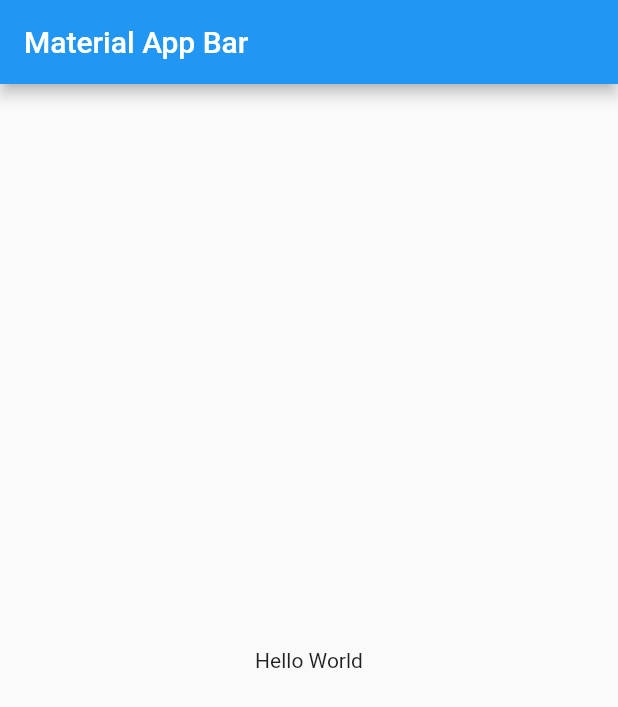
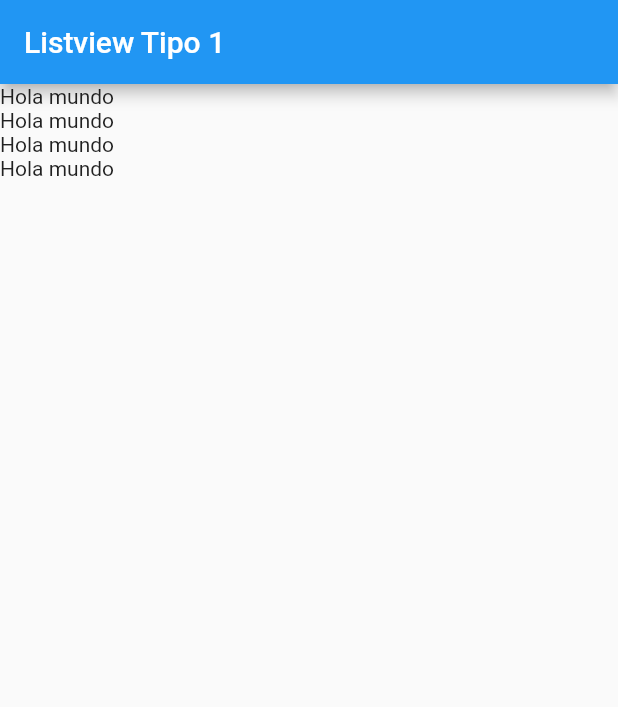
Before and after one commit to justcoddev/fl_components, a Flutter app: the screen it shows after launch, on a phone screen of 412 x 824 dp. Shown: the top 707 px of the screen. Run offline on Flutter 3.47's test engine with Material 2 defaults, Android fonts, the phone set to English and light mode, and no system bars.

Commit message:
Listview Screen

```diff
--- a/lib/main.dart
+++ b/lib/main.dart
@@ -1,4 +1,5 @@
 import 'package:flutter/material.dart';
+import 'package:fl_components/screens/listview1_screen.dart';
 
 void main() => runApp(const MyApp());
 
@@ -7,17 +8,9 @@ class MyApp extends StatelessWidget {
 
   @override
   Widget build(BuildContext context) {
-    return MaterialApp(
-      debugShowCheckedModeBanner: false,
-      title: 'Material App',
-      home: Scaffold(
-        appBar: AppBar(
-          title: const Text('Material App Bar'),
-        ),
-        body: const Center(
-          child: Text('Hello World'),
-        ),
-      ),
-    );
+    return const MaterialApp(
+        debugShowCheckedModeBanner: false,
+        title: 'Material App',
+        home: Listview1Screen());
   }
 }
--- /dev/null
+++ b/lib/screens/listview1_screen.dart
@@ -0,0 +1,22 @@
+import 'package:flutter/material.dart';
+
+class Listview1Screen extends StatelessWidget {
+  const Listview1Screen({Key? key}) : super(key: key);
+
+  @override
+  Widget build(BuildContext context) {
+    return Scaffold(
+      appBar: AppBar(
+        title: const Text('Listview Tipo 1'),
+      ),
+      body: ListView(
+        children: const <Widget>[
+          Text('Hola mundo'),
+          Text('Hola mundo'),
+          Text('Hola mundo'),
+          Text('Hola mundo'),
+        ],
+      ),
+    );
+  }
+}
```
